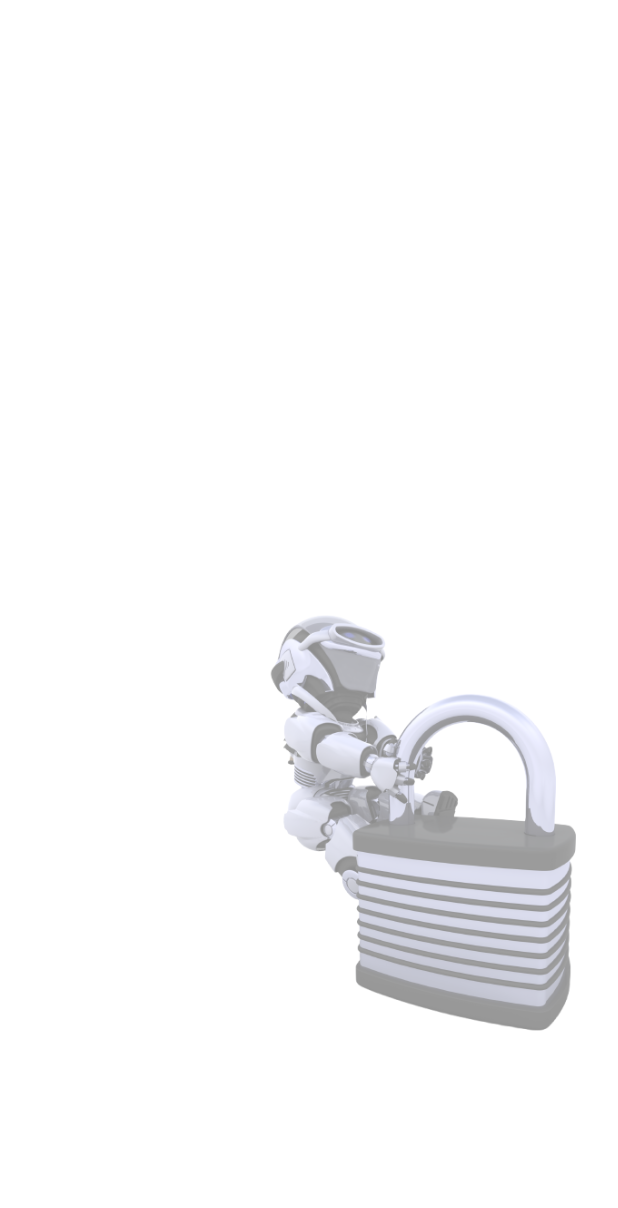
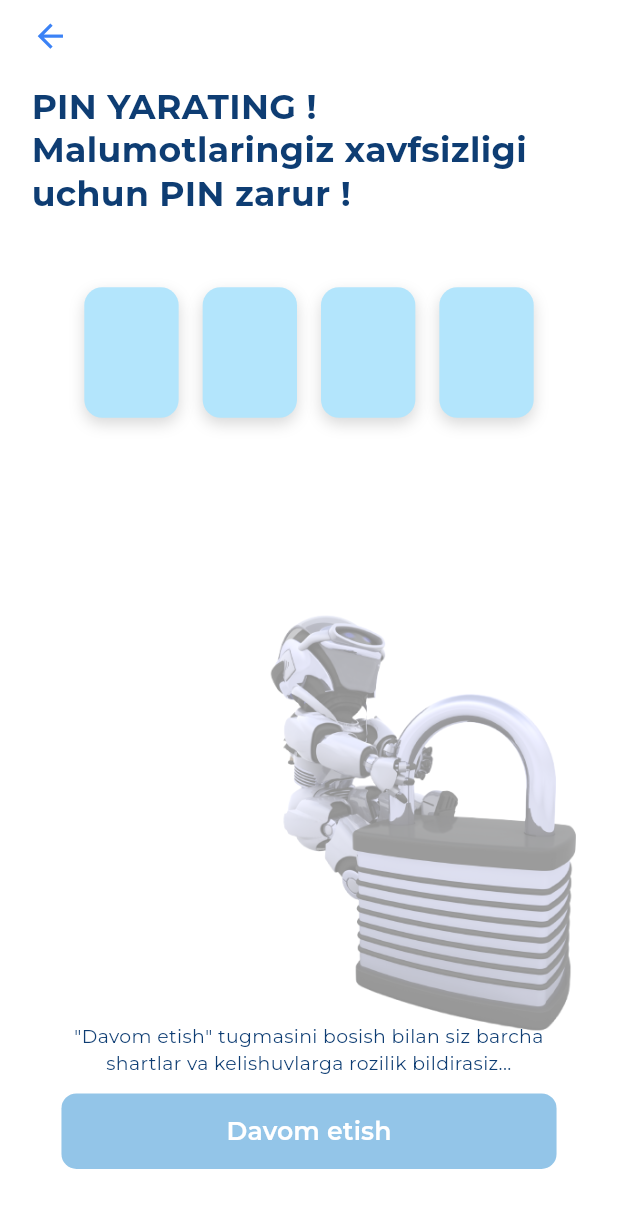
Before and after one commit to Qamar-Warrior/OneFace, a Flutter app: the PinCreation screen opened directly, on a phone screen of 412 x 824 dp. Shown: the top 1208 px of the screen. Run offline on Flutter 3.47's test engine with Material 3 defaults, Android fonts, the phone set to English and light mode, and no system bars.

Commit message:
added few classes

```diff
--- /dev/null
+++ b/lib/classes/otpInputbox.dart
@@ -0,0 +1,61 @@
+import 'package:flutter/material.dart';
+import 'package:oneface/classes/screenSizer.dart';
+import 'package:oneface/const.dart';
+
+class OtpInputBox extends StatelessWidget {
+  final FocusNode currentFocus;
+  final FocusNode? nextFocus;
+  final ValueChanged<String> onChanged;
+
+  const OtpInputBox({
+    Key? key,
+    required this.currentFocus,
+    this.nextFocus,
+    required this.onChanged,
+  }) : super(key: key);
+
+  @override
+  Widget build(BuildContext context) {
+    return Container(
+      width: SizeConfig.w(60),
+      height: SizeConfig.h(90),
+      margin: const EdgeInsets.symmetric(horizontal: 8.0),
+      decoration: BoxDecoration(
+        color: const Color(0xFFB3E5FC),
+        borderRadius: BorderRadius.circular(12.0),
+        boxShadow: [
+          BoxShadow(
+            color: Colors.black.withOpacity(0.15),
+            blurRadius: 8,
+            offset: const Offset(0, 4),
+          ),
+        ],
+      ),
+      child: Center(
+        child: TextField(
+          focusNode: currentFocus,
+          textAlign: TextAlign.center,
+          keyboardType: TextInputType.number,
+          maxLength: 1,
+          style: TextStyle(
+            fontSize: SizeConfig.w(28),
+            fontWeight: FontWeight.bold,
+            color: kRegistrationColor,
+          ),
+          decoration: const InputDecoration(
+            counterText: "",
+            border: InputBorder.none,
+          ),
+          onChanged: (value) {
+            // Auto-focus logic
+            if (value.isNotEmpty && nextFocus != null) {
+              nextFocus?.requestFocus();
+            }
+            // Pass the value back to the parent widget
+            onChanged(value);
+          },
+        ),
+      ),
+    );
+  }
+}
--- a/lib/const.dart
+++ b/lib/const.dart
@@ -1,3 +1,5 @@
 import 'package:flutter/material.dart';
 
 const kTextStyle = TextStyle(color: Colors.white, fontWeight: FontWeight.w500);
+const kRegistrationColor = Color(0xFF0E3D73);
+const kInnerFieldTextColor = Color(0xFFA9C6DE);
--- a/lib/pages/pinCreation.dart
+++ b/lib/pages/pinCreation.dart
@@ -1,6 +1,8 @@
 import 'package:flutter/material.dart';
 import 'package:oneface/classes/screenSizer.dart';
 import 'package:oneface/classes/imagePosition.dart';
+import '../classes/otpInputbox.dart';
+import '../const.dart';
 
 class PinCreation extends StatefulWidget {
   const PinCreation({super.key});
@@ -10,6 +12,22 @@ class PinCreation extends StatefulWidget {
 }
 
 class _PinCreationState extends State<PinCreation> {
+  // 1. Create FocusNodes for each box
+  final FocusNode _fn1 = FocusNode();
+  final FocusNode _fn2 = FocusNode();
+  final FocusNode _fn3 = FocusNode();
+  final FocusNode _fn4 = FocusNode();
+
+  @override
+  void dispose() {
+    // Clean up nodes when the widget is removed
+    _fn1.dispose();
+    _fn2.dispose();
+    _fn3.dispose();
+    _fn4.dispose();
+    super.dispose();
+  }
+
   @override
   Widget build(BuildContext context) {
     SizeConfig.init(context);
@@ -24,6 +42,116 @@ class _PinCreationState extends State<PinCreation> {
             left: SizeConfig.w(145),
             height: SizeConfig.h(350),
           ),
+          SafeArea(
+            child: Column(
+              children: [
+                Expanded(
+                  child: SingleChildScrollView(
+                    padding: EdgeInsets.symmetric(horizontal: SizeConfig.w(20)),
+                    child: Column(
+                      crossAxisAlignment: CrossAxisAlignment.start,
+                      children: [
+                        SizedBox(height: SizeConfig.h(12)),
+                        GestureDetector(
+                          onTap: () => Navigator.maybePop(context),
+                          child: Icon(
+                            Icons.arrow_back,
+                            color: Color(0xFF3B82F6),
+                            size: SizeConfig.w(24),
+                          ),
+                        ),
+                        SizedBox(height: SizeConfig.h(20)),
+
+                        Text(
+                          "PIN YARATING !\nMalumotlaringiz xavfsizligi\nuchun"
+                          " PIN zarur !",
+                          style: TextStyle(
+                            fontSize: SizeConfig.w(22),
+                            fontWeight: FontWeight.w700,
+                            color: kRegistrationColor,
+                            height: SizeConfig.h(1.3),
+                          ),
+                        ),
+                        SizedBox(height: SizeConfig.h(50)),
+                        Center(
+                          child: Row(
+                            mainAxisAlignment: MainAxisAlignment.center,
+                            children: [
+                              OtpInputBox(
+                                currentFocus: _fn1,
+                                nextFocus: _fn2,
+                                onChanged: (val) => print("Box 1: $val"),
+                              ),
+                              OtpInputBox(
+                                currentFocus: _fn2,
+                                nextFocus: _fn3,
+                                onChanged: (val) => print("Box 2: $val"),
+                              ),
+                              OtpInputBox(
+                                currentFocus: _fn3,
+                                nextFocus: _fn4,
+                                onChanged: (val) => print("Box 3: $val"),
+                              ),
+                              OtpInputBox(
+                                currentFocus: _fn4,
+                                nextFocus: null,
+                                onChanged: (val) => print("Box 4: $val"),
+                              ),
+                            ],
+                          ),
+                        ),
+
+                        SizedBox(height: SizeConfig.h(400)),
+
+                        Container(
+                          padding: const EdgeInsets.fromLTRB(20, 16, 20, 28),
+                          child: Column(
+                            children: [
+                              Text(
+                                '"Davom etish" tugmasini bosish bilan siz barcha\nshartlar va kelishuvlarga rozilik bildirasiz...',
+                                textAlign: TextAlign.center,
+                                style: TextStyle(
+                                  fontSize: SizeConfig.w(12),
+                                  color: kRegistrationColor,
+                                  height: SizeConfig.h(1.5),
+                                ),
+                              ),
+
+                              SizedBox(height: SizeConfig.h(12)),
+
+                              // Continue button
+                              SizedBox(
+                                width: double.infinity,
+                                height: SizeConfig.h(52),
+                                child: ElevatedButton(
+                                  onPressed: () {},
+                                  style: ElevatedButton.styleFrom(
+                                    backgroundColor: const Color(0xFF93C5E8),
+                                    foregroundColor: Colors.white,
+                                    elevation: 0,
+                                    shape: RoundedRectangleBorder(
+                                      borderRadius: BorderRadius.circular(10),
+                                    ),
+                                  ),
+                                  child: Text(
+                                    "Davom etish",
+                                    style: TextStyle(
+                                      fontSize: SizeConfig.w(16),
+                                      fontWeight: FontWeight.w600,
+                                    ),
+                                  ),
+                                ),
+                              ),
+                            ],
+                          ),
+                        ),
+                      ],
+                    ),
+                  ),
+                ),
+              ],
+            ),
+          ),
         ],
       ),
     );
```
Also changed, not shown: lib/classes/passPortButton.dart (+6 -5 lines), lib/classes/telefonRaqamButtons.dart (+6 -4 lines), lib/pages/passportPage.dart (+14 -6 lines), lib/pages/telefonRaqamPage.dart (+5 -4 lines), lib/pages/faceIdPage.dart (added).
